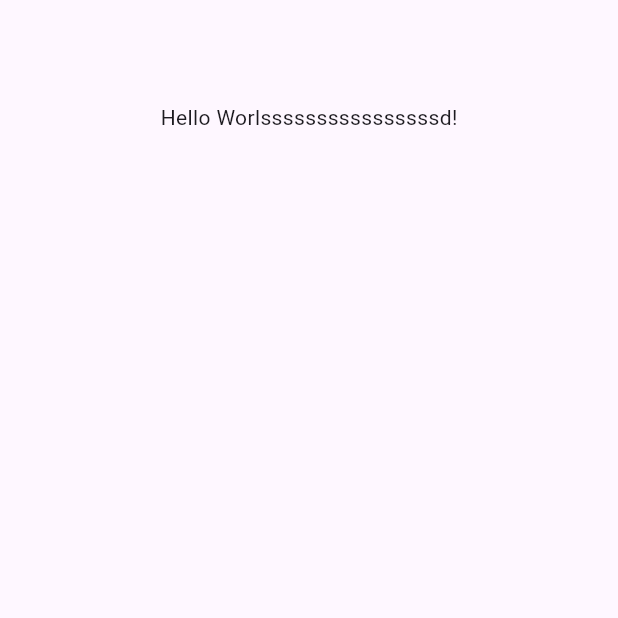
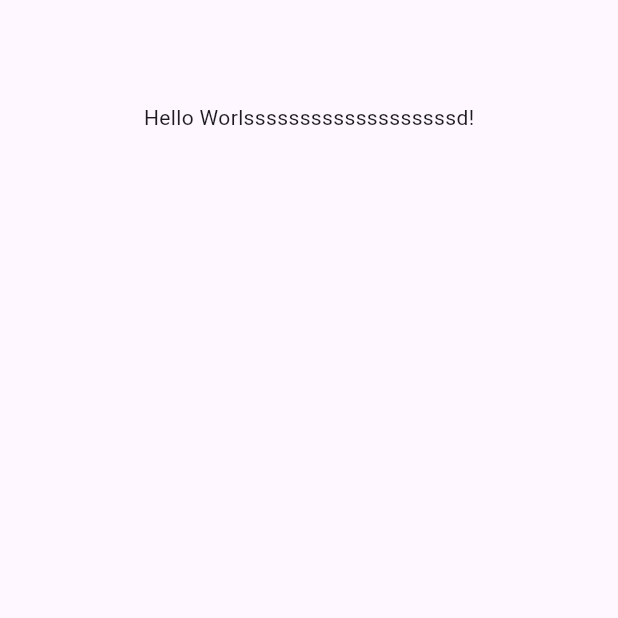
Before and after one commit to ESLEDA/pokeApi, a Flutter app: the screen it shows after launch, on a phone screen of 412 x 824 dp, the part 501-1119 px from its top. Run offline on Flutter 3.47's test engine with Material 3 defaults, Android fonts, the phone set to English and light mode, and no system bars.

Commit message:
Subiendo mis cambiosssss

```diff
--- a/lib/main.dart
+++ b/lib/main.dart
@@ -12,7 +12,7 @@ class MainApp extends StatelessWidget {
     return const MaterialApp(
       home: Scaffold(
         body: Center(
-          child: Text('Hello Worlssssssssssssssssd!'),
+          child: Text('Hello Worlsssssssssssssssssssd!'),
         ),
       ),
     );
```
